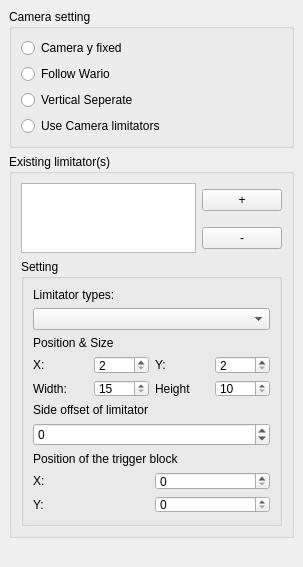
wario-land/WL4Editor, file DockWidget/CameraControlDockWidget.ui: the form before one commit.
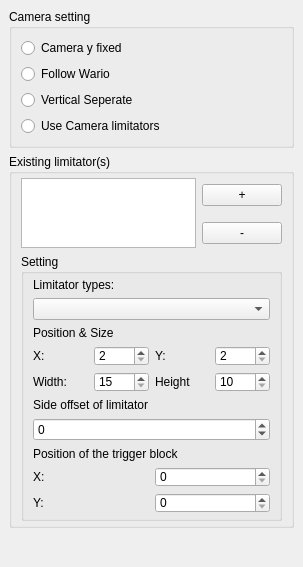
The form after the commit.

```diff
--- a/DockWidget/CameraControlDockWidget.ui
+++ b/DockWidget/CameraControlDockWidget.ui
@@ -61,6 +61,12 @@
        <string>Existing limitator(s)</string>
       </property>
       <layout class="QVBoxLayout" name="verticalLayout_2">
+       <property name="topMargin">
+        <number>4</number>
+       </property>
+       <property name="bottomMargin">
+        <number>4</number>
+       </property>
        <item>
         <layout class="QGridLayout" name="gridLayout">
          <item row="0" column="0" rowspan="2">
@@ -87,13 +93,19 @@
          <property name="minimumSize">
           <size>
            <width>0</width>
-           <height>50</height>
+           <height>250</height>
           </size>
          </property>
          <property name="title">
           <string>Setting</string>
          </property>
          <layout class="QVBoxLayout" name="verticalLayout_4">
+          <property name="topMargin">
+           <number>4</number>
+          </property>
+          <property name="bottomMargin">
+           <number>4</number>
+          </property>
           <item>
            <layout class="QVBoxLayout" name="verticalLayout_LimitatorSetting">
             <property name="topMargin">
```
